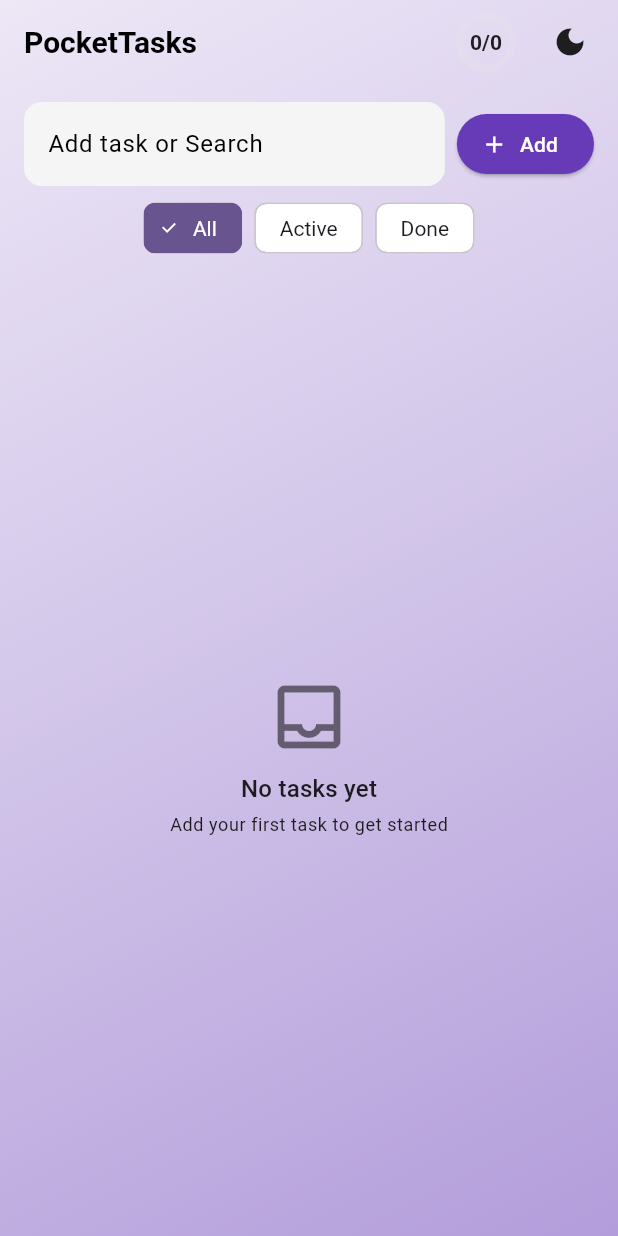
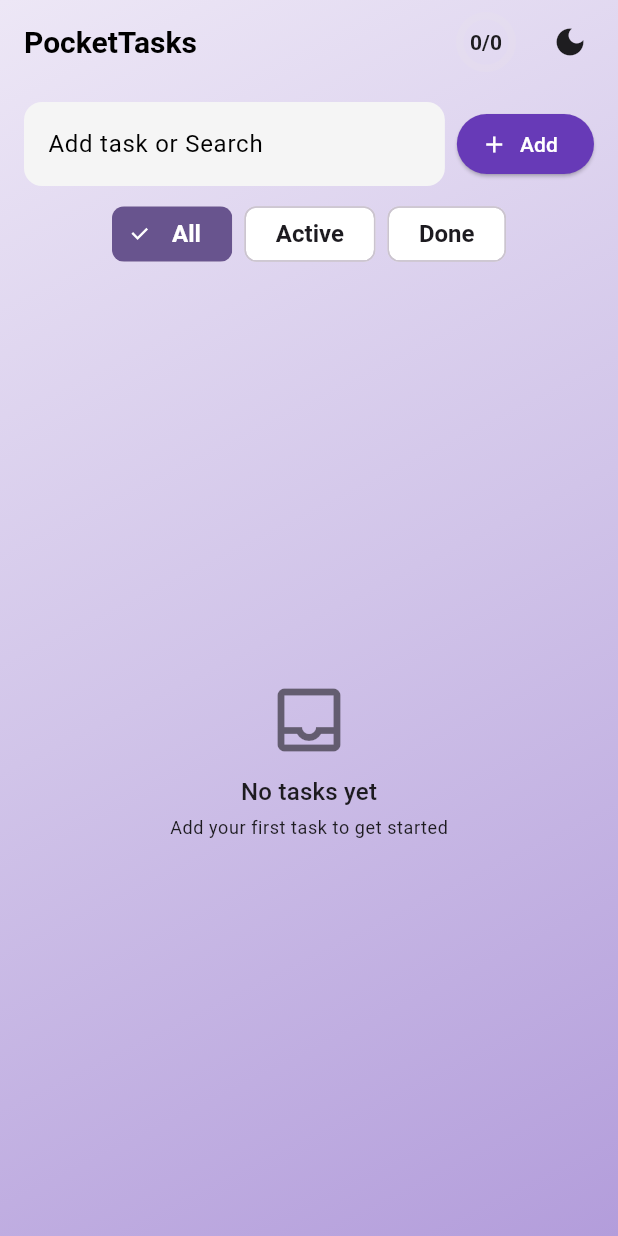
Before and after one commit to Mukesh865/pockettasks, a Flutter app: the screen it shows after launch, on a phone screen of 412 x 824 dp. Run offline on Flutter 3.47's test engine with Material 3 defaults, Android fonts, the phone set to English and light mode, and no system bars; our stand-ins replace shared_preferences.

Commit message:
final commit

```diff
--- a/lib/main.dart
+++ b/lib/main.dart
@@ -82,12 +82,22 @@ class PocketTasksApp extends StatelessWidget {
               ),
             ),
             darkTheme: ThemeData(
-              // Dark theme configuration (can be further customized)
+              // Dark theme configuration
               colorScheme: ColorScheme.fromSeed(
                 seedColor: Colors.deepPurple,
                 brightness: Brightness.dark,
               ),
               useMaterial3: true,
+              inputDecorationTheme: InputDecorationTheme(
+                filled: true,
+                fillColor: Colors.white.withOpacity(0.08),
+                border: OutlineInputBorder(
+                  borderRadius: BorderRadius.circular(12),
+                  borderSide: BorderSide.none,
+                ),
+                hintStyle: TextStyle(color: Colors.white.withOpacity(0.7)),
+                labelStyle: const TextStyle(color: Colors.white),
+              ),
             ),
             home: const PocketTasksPage(),
           );
@@ -248,6 +258,9 @@ class _PocketTasksPageState extends State<PocketTasksPage> {
                 ],
               ),
             ),
+            const SizedBox(
+              height: 8,
+            ),
             Padding(
               padding: const EdgeInsets.symmetric(horizontal: 8),
               child: Consumer<TaskProvider>(
@@ -258,55 +271,76 @@ class _PocketTasksPageState extends State<PocketTasksPage> {
                       Builder(builder: (context) {
                         final colorScheme = Theme.of(context).colorScheme;
                         final selected = provider.filter == TaskFilter.all;
-                        return FilterChip(
+                        return SizedBox(
+                          height: 40,
+                          child: FilterChip(
+                            materialTapTargetSize: MaterialTapTargetSize.shrinkWrap,
+                            labelPadding: const EdgeInsets.symmetric(horizontal: 12),
                             selected: selected,
                             selectedColor: colorScheme.primary,
                             checkmarkColor: colorScheme.onPrimary,
                             label: Text(
                               'All',
                               style: TextStyle(
+                                fontSize: 16,
+                                fontWeight: FontWeight.w600,
                                 color: selected
                                     ? colorScheme.onPrimary
                                     : colorScheme.onSurface,
                               ),
                             ),
                             onSelected: (_) => provider.setFilter(TaskFilter.all),
+                          ),
                         );
                       }),
                       Builder(builder: (context) {
                         final colorScheme = Theme.of(context).colorScheme;
                         final selected = provider.filter == TaskFilter.active;
-                        return FilterChip(
+                        return SizedBox(
+                          height: 40,
+                          child: FilterChip(
+                            materialTapTargetSize: MaterialTapTargetSize.shrinkWrap,
+                            labelPadding: const EdgeInsets.symmetric(horizontal: 12),
                             selected: selected,
                             selectedColor: colorScheme.primary,
                             checkmarkColor: colorScheme.onPrimary,
                             label: Text(
                               'Active',
                               style: TextStyle(
+                                fontSize: 16,
+                                fontWeight: FontWeight.w600,
                                 color: selected
                                     ? colorScheme.onPrimary
                                     : colorScheme.onSurface,
                               ),
                             ),
                             onSelected: (_) => provider.setFilter(TaskFilter.active),
+                          ),
                         );
                       }),
                       Builder(builder: (context) {
                         final colorScheme = Theme.of(context).colorScheme;
                         final selected = provider.filter == TaskFilter.done;
-                        return FilterChip(
+                        return SizedBox(
+                          height: 40,
+                          child: FilterChip(
+                            materialTapTargetSize: MaterialTapTargetSize.shrinkWrap,
+                            labelPadding: const EdgeInsets.symmetric(horizontal: 12),
                             selected: selected,
                             selectedColor: colorScheme.primary,
                             checkmarkColor: colorScheme.onPrimary,
                             label: Text(
                               'Done',
                               style: TextStyle(
+                                fontSize: 16,
+                                fontWeight: FontWeight.w600,
                                 color: selected
                                     ? colorScheme.onPrimary
                                     : colorScheme.onSurface,
                               ),
                             ),
                             onSelected: (_) => provider.setFilter(TaskFilter.done),
+                          ),
                         );
                       }),
                     ],
@@ -314,7 +348,7 @@ class _PocketTasksPageState extends State<PocketTasksPage> {
                 },
               ),
             ),
-            const SizedBox(height: 8),
+            const SizedBox(height: 12),
             Expanded(
               child: Consumer<TaskProvider>(
                 builder: (context, provider, _) {
--- a/lib/task_list.dart
+++ b/lib/task_list.dart
@@ -50,11 +50,16 @@ class TaskList extends StatelessWidget {
             return Dismissible(
               key: Key(task.id),
               direction: DismissDirection.endToStart, // Swipe from right to left to dismiss
-              background: Container(
+              background: LayoutBuilder(
+                builder: (context, constraints) {
+                  return Container(
                     color: Colors.redAccent, // Red background when swiping to delete
                     alignment: Alignment.centerRight,
                     padding: const EdgeInsets.symmetric(horizontal: 20),
-                child: const Icon(Icons.delete, color: Colors.white), // White delete icon
+                    height: constraints.maxHeight, // match tile height
+                    child: const Icon(Icons.delete, color: Colors.white, size: 28), // White delete icon
+                  );
+                },
               ),
               onDismissed: (direction) async {
                 final (deleted, position) =
@@ -88,6 +93,8 @@ class TaskList extends StatelessWidget {
                           width: 1.0,
                         ),
                       ),
+                      child: SizedBox(
+                        height: 56, // consistent tile height
                         child: CheckboxListTile(
                           controlAffinity: ListTileControlAffinity.leading,
                           title: Text(
@@ -122,6 +129,7 @@ class TaskList extends StatelessWidget {
                     ),
                   ),
                 ),
+              ),
             );
           },
         );
```
Lines whose indentation alone changed are shown as unchanged.
